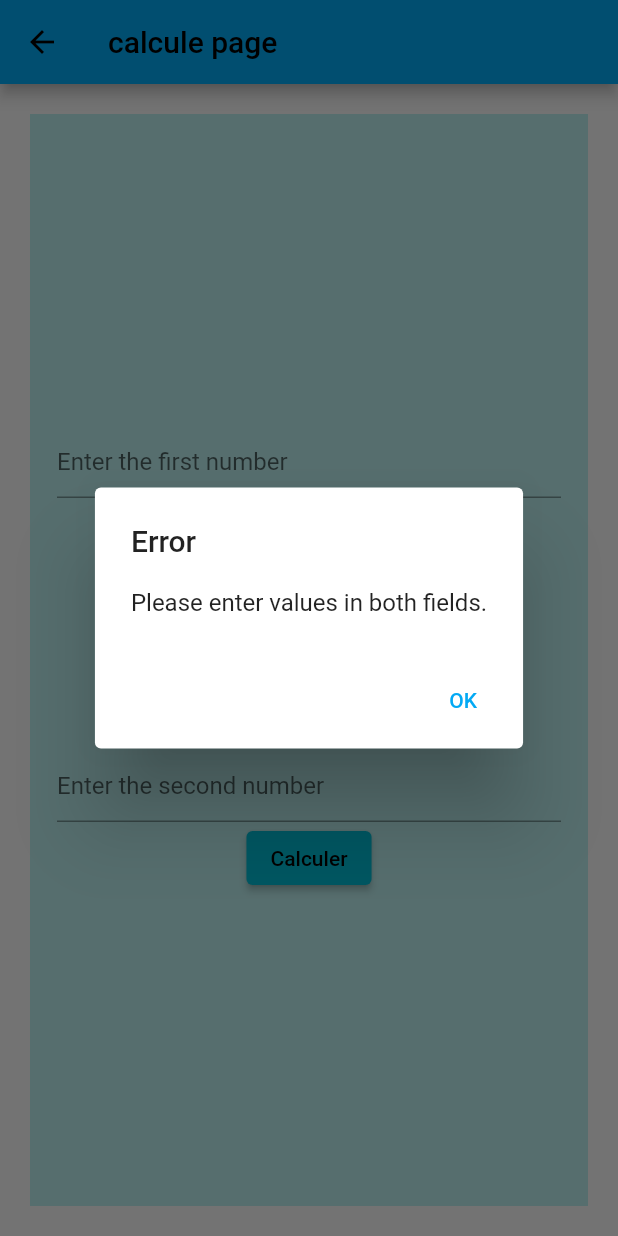
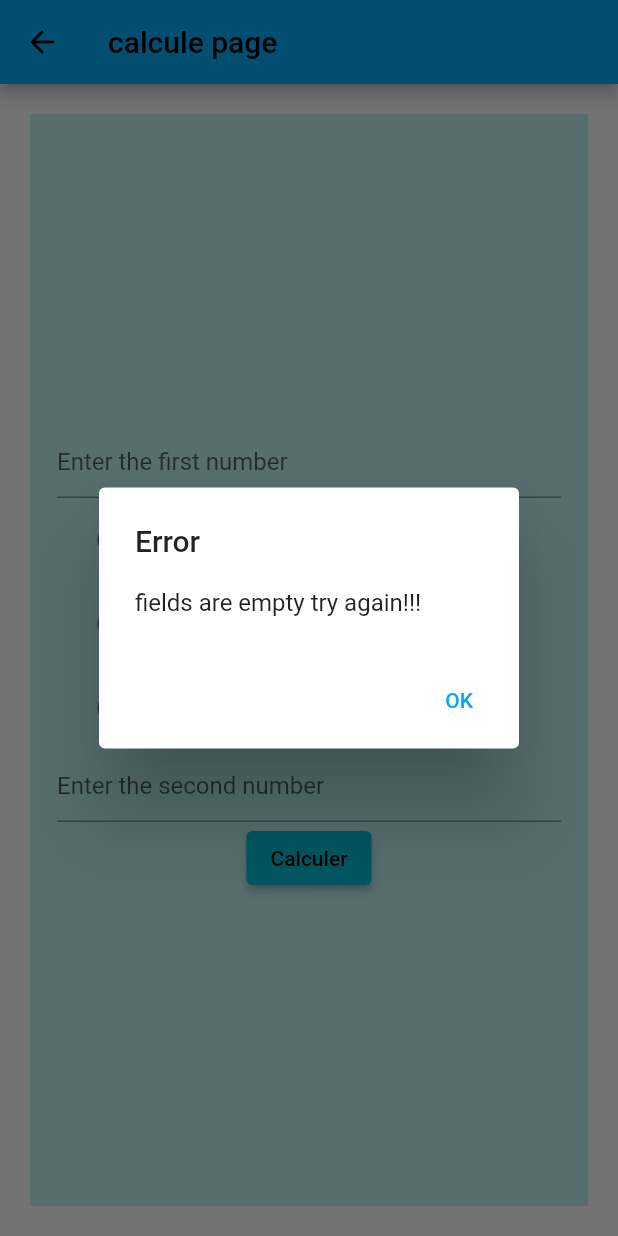
Before and after one commit to OussamaOulouark/flutter_projer, a Flutter app: the Calculepage screen opened directly, after a tap on "Calculer", on a phone screen of 412 x 824 dp. Run offline on Flutter 3.47's test engine with Material 2 defaults, Android fonts, the phone set to English and light mode, and no system bars.

Commit message:
Task 07 completed

```diff
--- a/lib/Activities/Calculepage.dart
+++ b/lib/Activities/Calculepage.dart
@@ -1,4 +1,5 @@
 import 'package:flutter/material.dart';
+import 'package:flutter_projer/Activities/Resultpage.dart';
 
 class Calculepage extends StatefulWidget {
   const Calculepage({super.key});
@@ -25,25 +26,6 @@ class CalculePagerState extends State<Calculepage> {
   }
 
 
-  //method to check the state of the textfield
-  void calculate() {
-    String firstNumber = firstNumberController.text;
-    String secondNumber = secondNumberController.text;
-
-    if (firstNumber.isEmpty || secondNumber.isEmpty) {
-      showAlertDialog('Error', 'Please enter values in both fields.');
-      return;
-    }
-
-    if (!_isInteger(firstNumber) || !_isInteger(secondNumber)) {
-      showAlertDialog('Error', 'Please enter integer values only.');
-      return;
-    }
-
-    // Perform calculation here using the selected operation and the entered numbers
-  }
-
-  // using this boolean in the method above
   bool _isInteger(String value) {
     if (value.isEmpty) return false;
 
@@ -52,12 +34,9 @@ class CalculePagerState extends State<Calculepage> {
     return number != null;
   }
 
-
-  // make the alert dialogue unavoidabale
   void showAlertDialog(String title, String message) {
     showDialog(
       context: context,
-      barrierDismissible: false, // Dialog cannot be dismissed by tapping outside or pressing the back button
       builder: (BuildContext context) {
         return AlertDialog(
           title: Text(title),
@@ -94,8 +73,7 @@ class CalculePagerState extends State<Calculepage> {
                 children: [
                   TextField(
                     controller: firstNumberController,
-                    decoration:
-                        InputDecoration(hintText: "Enter the first number"),
+                    decoration: InputDecoration(hintText: "Enter the first number"),
                   ),
                   RadioListTile(
                     value: 1,
@@ -117,15 +95,34 @@ class CalculePagerState extends State<Calculepage> {
                   ),
                   TextField(
                     controller: secondNumberController,
-                    decoration:
-                        InputDecoration(hintText: "Enter the second number"),
+                    decoration: InputDecoration(hintText: "Enter the second number"),
                   ),
                   ElevatedButton(
-                    onPressed: calculate,
+                    onPressed: () {
+                      String firstNumber = firstNumberController.text;
+                      String secondNumber = secondNumberController.text;
+
+                      if (firstNumber.isEmpty || secondNumber.isEmpty) {
+                        showAlertDialog('Error', 'fields are empty try again!!!');
+                        return;
+                      }
+
+                      if (!_isInteger(firstNumber) || !_isInteger(secondNumber)) {
+                        showAlertDialog('Error', 'Sorry only Integers ');
+                        return;
+                      }
+
+                      // Perform calculation here using the selected operation and the entered numbers
+
+                      // Navigate to ResultPage
+                      Navigator.push(
+                        context,
+                        MaterialPageRoute(builder: (context) => ResultPage()),
+                      );
+                    },
                     child: Text("Calculer"),
                     style: ButtonStyle(
-                      backgroundColor:
-                          MaterialStateProperty.all<Color>(Colors.cyan),
+                      backgroundColor: MaterialStateProperty.all<Color>(Colors.cyan),
                     ),
                   ),
                 ],
```
Also changed, not shown: lib/Activities/Resultpage.dart (added, +44 -0 lines).
